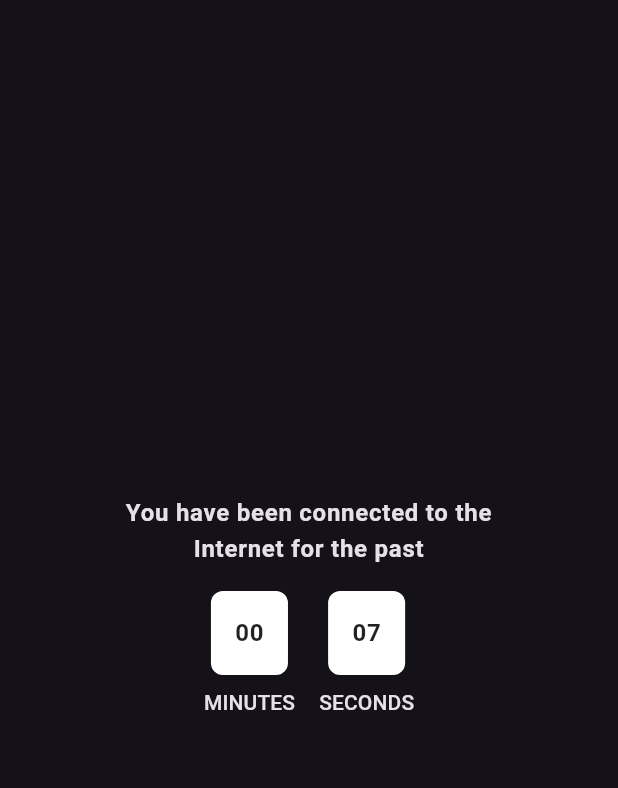
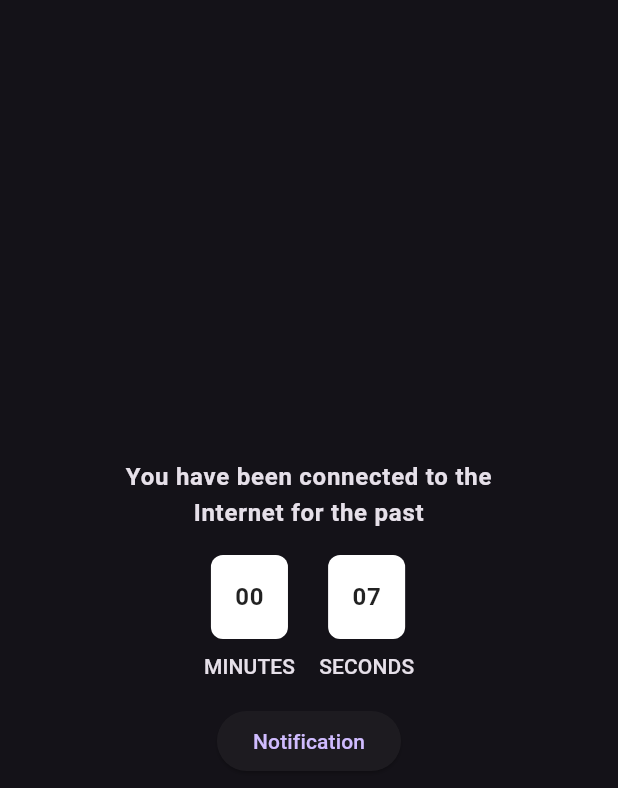
Before and after one commit to 7ANV1R/connected, a Flutter app: the screen it shows after launch, on a phone screen of 412 x 824 dp. Shown: the top 788 px of the screen. Run offline on Flutter 3.47's test engine with Material 2 defaults, Android fonts, the phone set to English and light mode, and no system bars; our stand-ins replace connectivity_plus, equatable, flutter_bloc, flutter_local_notifications.

Commit message:
added local notification

```diff
--- a/lib/presentation/screens/homepage.dart
+++ b/lib/presentation/screens/homepage.dart
@@ -1,25 +1,53 @@
 import 'package:connected/logic/cubit/home_cubit.dart';
 import 'package:connected/logic/cubit/internet_cubit.dart';
 import 'package:connected/presentation/widget/time_box.dart';
+import 'package:connected/service/local_notification.dart';
 import 'package:flutter/material.dart';
 import 'package:flutter_bloc/flutter_bloc.dart';
 
-class HomePage extends StatelessWidget {
+class HomePage extends StatefulWidget {
   const HomePage({super.key});
+
+  @override
+  State<HomePage> createState() => _HomePageState();
+}
+
+class _HomePageState extends State<HomePage> {
+  LocalNotificationService localNotificationService = LocalNotificationService();
+  @override
+  void initState() {
+    super.initState();
+    localNotificationService.initNotification();
+  }
 
   @override
   Widget build(BuildContext context) {
     final textThemeData = Theme.of(context).textTheme;
 
-    return BlocListener<InternetCubit, InternetState>(
+    return MultiBlocListener(
+      listeners: [
+        BlocListener<InternetCubit, InternetState>(
           listener: (context, state) {
             if (state is InternetConnected) {
               context.read<HomeCubit>().startTimer();
             }
+
             if (state is InternetDisconnected) {
               context.read<HomeCubit>().resetTimer();
             }
           },
+        ),
+        BlocListener<HomeCubit, HomeState>(
+          listener: (context, state) {
+            if (state.duration.inSeconds == 5) {
+              localNotificationService.sendNotification(
+                title: 'WARNING',
+                body: 'This is 5 sec warning',
+              );
+            }
+          },
+        ),
+      ],
       child: Scaffold(
         body: Center(
           child: Column(
@@ -55,7 +83,15 @@ class HomePage extends StatelessWidget {
                   );
                 },
               ),
-              //TODO : showing last recorded time
+              ElevatedButton(
+                onPressed: () {
+                  localNotificationService.sendNotification(
+                    title: 'Title 1',
+                    body: 'This is body',
+                  );
+                },
+                child: const Text('Notification'),
+              )
             ],
           ),
         ),
--- a/pubspec.yaml
+++ b/pubspec.yaml
@@ -16,6 +16,8 @@ dependencies:
   flutter_bloc: ^8.1.1
   equatable: ^2.0.5
   connectivity_plus: ^2.3.6+1
+  flutter_local_notifications: ^11.0.0
+  timezone: ^0.9.0
 
 dev_dependencies:
   flutter_test:
```
Also changed, not shown: lib/service/local_notification.dart (added, +62 -0 lines), pubspec.lock, 1 other file. Lines whose indentation alone changed are shown as unchanged.
